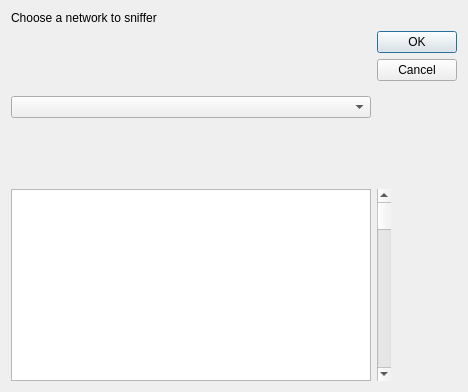
Old version of the form ui/networkchoice.ui in the repository zqzqz/SimpleSniffer.
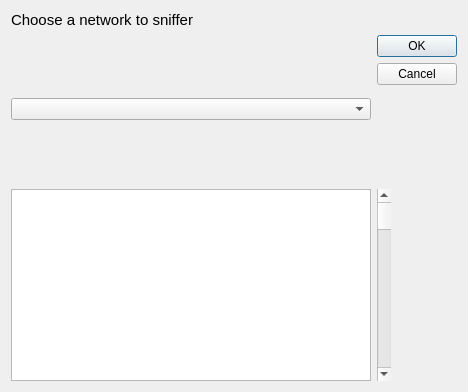
New version of the form.

```diff
--- a/ui/networkchoice.ui
+++ b/ui/networkchoice.ui
@@ -26,9 +26,17 @@
    </item>
    <item row="1" column="0">
     <widget class="QLabel" name="label">
+     <property name="font">
+      <font>
+       <pointsize>11</pointsize>
+      </font>
+     </property>
      <property name="text">
       <string>Choose a network to sniffer</string>
      </property>
+     <property name="textFormat">
+      <enum>Qt::RichText</enum>
+     </property>
     </widget>
    </item>
    <item row="3" column="0">
```
Left out of the diff: 10 changed lines with no effect on the pictures.
